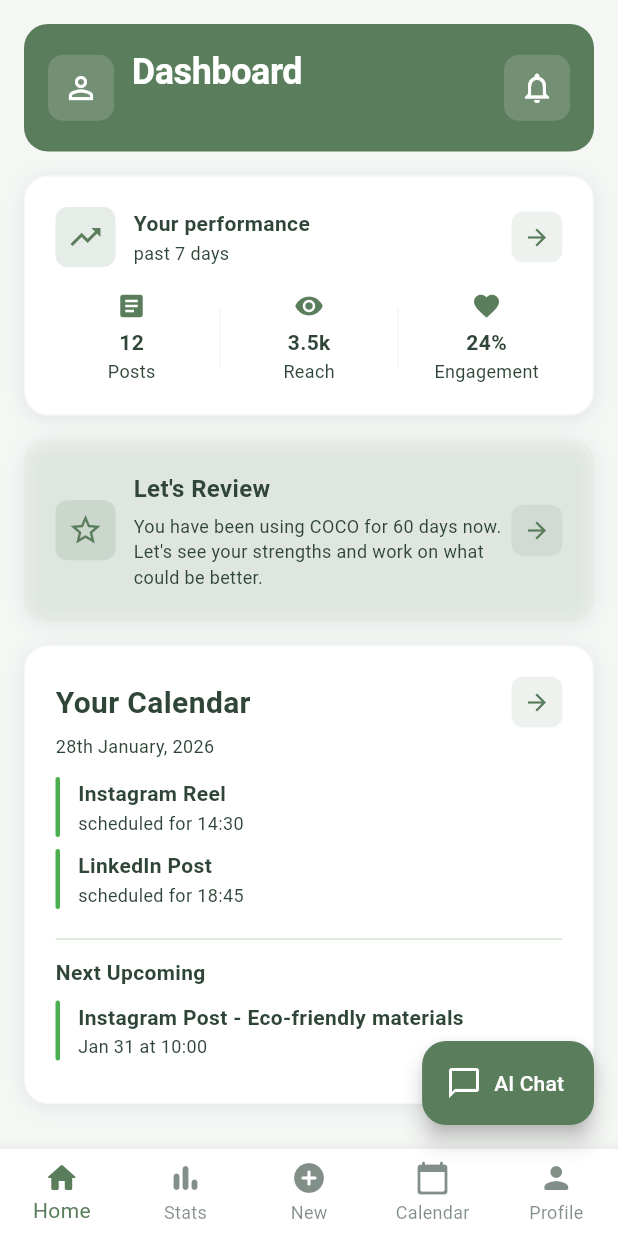
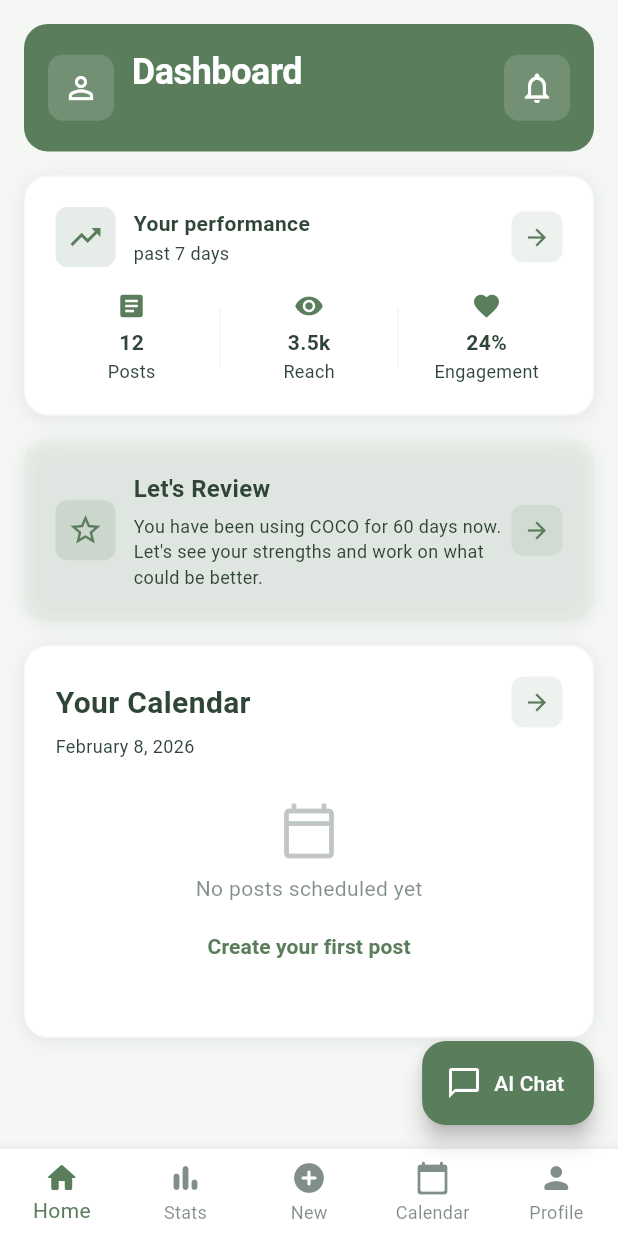
Before and after one commit to toshvarma/coco-app, a Flutter app: the HomeScreen screen opened directly, on a phone screen of 412 x 824 dp. Run offline on Flutter 3.47's test engine with Material 3 defaults, Android fonts, the phone set to English and light mode, and no system bars; our stand-ins replace flutter_markdown, image_picker, shared_preferences; accounts and stored records are empty; network calls fail.

Commit message:
Updated Dashboard

```diff
--- a/lib/presentation/screens/home_screen.dart
+++ b/lib/presentation/screens/home_screen.dart
@@ -9,6 +9,9 @@ import 'package:coco_app/presentation/screens/chat_screen.dart';
 import 'package:coco_app/data/services/auth_service.dart';
 import 'package:coco_app/presentation/screens/review_screen.dart';
 import 'package:coco_app/data/services/review_service.dart';
+import 'package:coco_app/data/services/schedule_service.dart';
+import 'package:coco_app/domain/models/scheduled_post_model.dart';
+import 'package:intl/intl.dart';
 
 class HomeScreen extends StatefulWidget {
   const HomeScreen({super.key});
@@ -75,7 +78,7 @@ class _HomeScreenState extends State<HomeScreen> {
 }
 
 // ------------------------------------------------------
-// DASHBOARD SCREEN — WITH DYNAMIC USER NAME
+// DASHBOARD SCREEN — WITH DYNAMIC USER NAME AND CALENDAR
 // ------------------------------------------------------
 
 class DashboardScreen extends StatefulWidget {
@@ -89,12 +92,17 @@ class DashboardScreen extends StatefulWidget {
 
 class _DashboardScreenState extends State<DashboardScreen> {
   final _authService = AuthService();
+  final _scheduleService = ScheduleService();
+
   String _userName = 'Loading...';
+  List<ScheduledPost> _scheduledPosts = [];
+  bool _isLoadingPosts = true;
 
   @override
   void initState() {
     super.initState();
     _loadUserInfo();
+    _loadScheduledPosts();
   }
 
   Future<void> _loadUserInfo() async {
@@ -104,6 +112,58 @@ class _DashboardScreenState extends State<DashboardScreen> {
         _userName = user['name'] ?? 'User';
       });
     }
+  }
+
+  Future<void> _loadScheduledPosts() async {
+    try {
+      final posts = await _scheduleService.getAllScheduledPosts();
+      if (mounted) {
+        setState(() {
+          _scheduledPosts = posts;
+          _isLoadingPosts = false;
+        });
+      }
+    } catch (e) {
+      if (mounted) {
+        setState(() {
+          _isLoadingPosts = false;
+        });
+      }
+    }
+  }
+  List<ScheduledPost> get _todaysPosts {
+    final now = DateTime.now();
+    return _scheduledPosts.where((post) {
+      return post.date.year == now.year &&
+          post.date.month == now.month &&
+          post.date.day == now.day;
+    }).toList()
+      ..sort((a, b) {
+        // Sort by time string (format: "HH:mm")
+        // Handle null times by putting them at the end
+        if (a.time == null && b.time == null) return 0;
+        if (a.time == null) return 1;
+        if (b.time == null) return -1;
+        return a.time!.compareTo(b.time!);
+      });
+  }
+
+  List<ScheduledPost> get _upcomingPosts {
+    final now = DateTime.now();
+    return _scheduledPosts.where((post) {
+      return post.date.isAfter(now);
+    }).toList()
+      ..sort((a, b) {
+        // First sort by date, then by time
+        final dateCompare = a.date.compareTo(b.date);
+        if (dateCompare != 0) return dateCompare;
+
+        // Handle null times
+        if (a.time == null && b.time == null) return 0;
+        if (a.time == null) return 1;
+        if (b.time == null) return -1;
+        return a.time!.compareTo(b.time!);
+      });
   }
 
   @override
@@ -257,6 +317,10 @@ class _DashboardScreenState extends State<DashboardScreen> {
 
   Widget _calendarCard(BuildContext context) {
     final cs = Theme.of(context).colorScheme;
+    final now = DateTime.now();
+    final dateFormat = DateFormat('MMMM d, yyyy');
+    final todayPosts = _todaysPosts;
+    final upcomingPosts = _upcomingPosts;
 
     return CustomCard(
       child: Column(
@@ -272,29 +336,130 @@ class _DashboardScreenState extends State<DashboardScreen> {
             ],
           ),
           const SizedBox(height: 4),
-          Text('28th January, 2026', style: AppTextStyles.caption),
+          Text(dateFormat.format(now), style: AppTextStyles.caption),
           const SizedBox(height: 12),
 
-          _calendarItem('Instagram Reel', 'scheduled for 14:30'),
-          _calendarItem('LinkedIn Post', 'scheduled for 18:45'),
+          // Loading state
+          if (_isLoadingPosts)
+            Center(
+              child: Padding(
+                padding: const EdgeInsets.all(16),
+                child: CircularProgressIndicator(
+                  strokeWidth: 2,
+                  valueColor: AlwaysStoppedAnimation<Color>(cs.primary),
+                ),
+              ),
+            )
 
-          const Divider(height: 24),
+          // No posts scheduled
+          else if (_scheduledPosts.isEmpty)
+            Padding(
+              padding: const EdgeInsets.symmetric(vertical: 16),
+              child: Center(
+                child: Column(
+                  children: [
+                    Icon(
+                      Icons.calendar_today_outlined,
+                      size: 40,
+                      color: cs.onSurface.withOpacity(0.3),
+                    ),
+                    const SizedBox(height: 8),
+                    Text(
+                      'No posts scheduled yet',
+                      style: AppTextStyles.bodySmall.copyWith(
+                        color: cs.onSurface.withOpacity(0.6),
+                      ),
+                    ),
+                    const SizedBox(height: 4),
+                    TextButton(
+                      onPressed: () => widget.onNavigate(2),
+                      child: Text(
+                        'Create your first post',
+                        style: TextStyle(
+                          color: cs.primary,
+                          fontWeight: FontWeight.w600,
+                        ),
+                      ),
+                    ),
+                  ],
+                ),
+              ),
+            )
 
-          Text('Next Upcoming',
-              style: AppTextStyles.bodySmall
-                  .copyWith(fontWeight: FontWeight.w600)),
-          const SizedBox(height: 8),
+          // Show today's posts
+          else ...[
+              if (todayPosts.isNotEmpty) ...[
+                Text(
+                  'Today (${todayPosts.length})',
+                  style: AppTextStyles.bodySmall.copyWith(
+                    fontWeight: FontWeight.w600,
+                    color: cs.primary,
+                  ),
+                ),
+                const SizedBox(height: 8),
+                ...todayPosts.take(2).map((post) => _calendarItem(
+                  '${post.platform} - ${post.topic}',
+                  'scheduled for ${post.time}',
+                  cs.primary,
+                )),
+              ] else ...[
+                Padding(
+                  padding: const EdgeInsets.symmetric(vertical: 8),
+                  child: Text(
+                    'No posts scheduled for today',
+                    style: AppTextStyles.caption.copyWith(
+                      color: cs.onSurface.withOpacity(0.6),
+                    ),
+                  ),
+                ),
+              ],
 
-          _calendarItem(
-            'Instagram Post - Eco-friendly materials',
-            'Jan 31 at 10:00',
-          ),
+              if (todayPosts.isNotEmpty && upcomingPosts.isNotEmpty)
+                const Divider(height: 24),
+
+              // Show upcoming posts
+              if (upcomingPosts.isNotEmpty) ...[
+                Text(
+                  'Upcoming',
+                  style: AppTextStyles.bodySmall.copyWith(
+                    fontWeight: FontWeight.w600,
+                  ),
+                ),
+                const SizedBox(height: 8),
+                ...upcomingPosts.take(2).map((post) {
+                  final postDate = DateFormat('MMM d').format(post.date);
+                  return _calendarItem(
+                    '${post.platform} - ${post.topic}',
+                    '$postDate at ${post.time}',
+                    Colors.orange,
+                  );
+                }),
+              ],
+
+              // Show total count if more posts exist
+              if (_scheduledPosts.length > 4) ...[
+                const SizedBox(height: 8),
+                Center(
+                  child: TextButton(
+                    onPressed: () => widget.onNavigate(3),
+                    child: Text(
+                      'View all ${_scheduledPosts.length} scheduled posts',
+                      style: TextStyle(
+                        color: cs.primary,
+                        fontWeight: FontWeight.w600,
+                        fontSize: 13,
+                      ),
+                    ),
+                  ),
+                ),
+              ],
+            ],
         ],
       ),
     );
   }
 
-  Widget _calendarItem(String title, String subtitle) {
+  Widget _calendarItem(String title, String subtitle, Color indicatorColor) {
     return Padding(
       padding: const EdgeInsets.only(bottom: 8),
       child: Row(
@@ -303,7 +468,7 @@ class _DashboardScreenState extends State<DashboardScreen> {
             width: 3,
             height: 40,
             decoration: BoxDecoration(
-              color: Colors.green,
+              color: indicatorColor,
               borderRadius: BorderRadius.circular(2),
             ),
           ),
@@ -312,9 +477,14 @@ class _DashboardScreenState extends State<DashboardScreen> {
             child: Column(
               crossAxisAlignment: CrossAxisAlignment.start,
               children: [
-                Text(title,
-                    style: AppTextStyles.bodySmall
-                        .copyWith(fontWeight: FontWeight.w600)),
+                Text(
+                  title,
+                  style: AppTextStyles.bodySmall.copyWith(
+                    fontWeight: FontWeight.w600,
+                  ),
+                  maxLines: 1,
+                  overflow: TextOverflow.ellipsis,
+                ),
                 Text(subtitle, style: AppTextStyles.caption),
               ],
             ),
```
